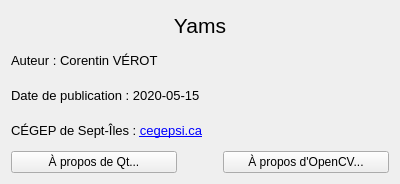
Above: src/QAboutWidget.ui from corentin703/Yams before the change. Below: the same form after it.
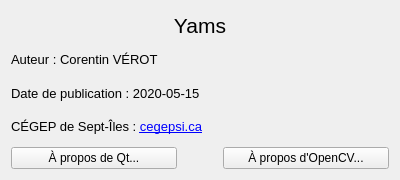
That is the form after the change. Icons and pictures are not drawn.

```diff
--- a/src/QAboutWidget.ui
+++ b/src/QAboutWidget.ui
@@ -10,9 +10,21 @@
     <x>0</x>
     <y>0</y>
     <width>400</width>
-    <height>184</height>
+    <height>180</height>
    </rect>
   </property>
+  <property name="minimumSize">
+   <size>
+    <width>400</width>
+    <height>180</height>
+   </size>
+  </property>
+  <property name="maximumSize">
+   <size>
+    <width>400</width>
+    <height>180</height>
+   </size>
+  </property>
   <property name="windowTitle">
    <string>À propos du Yams...</string>
   </property>
```
